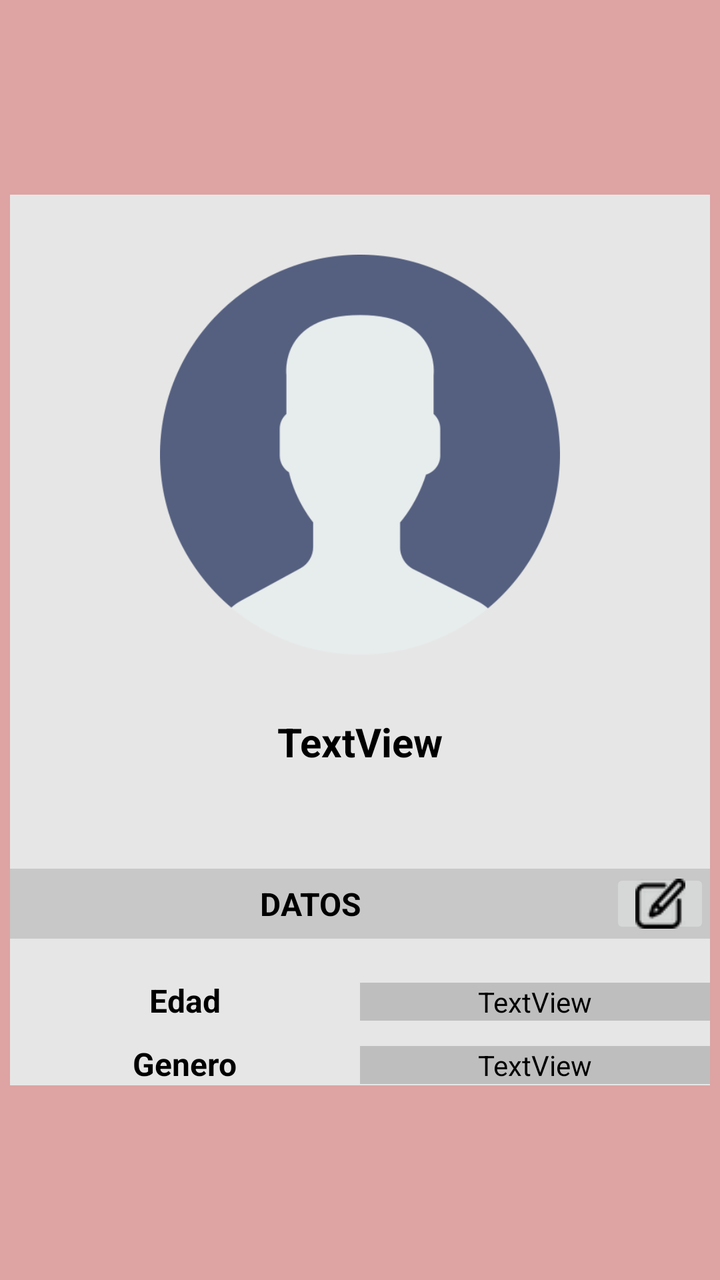
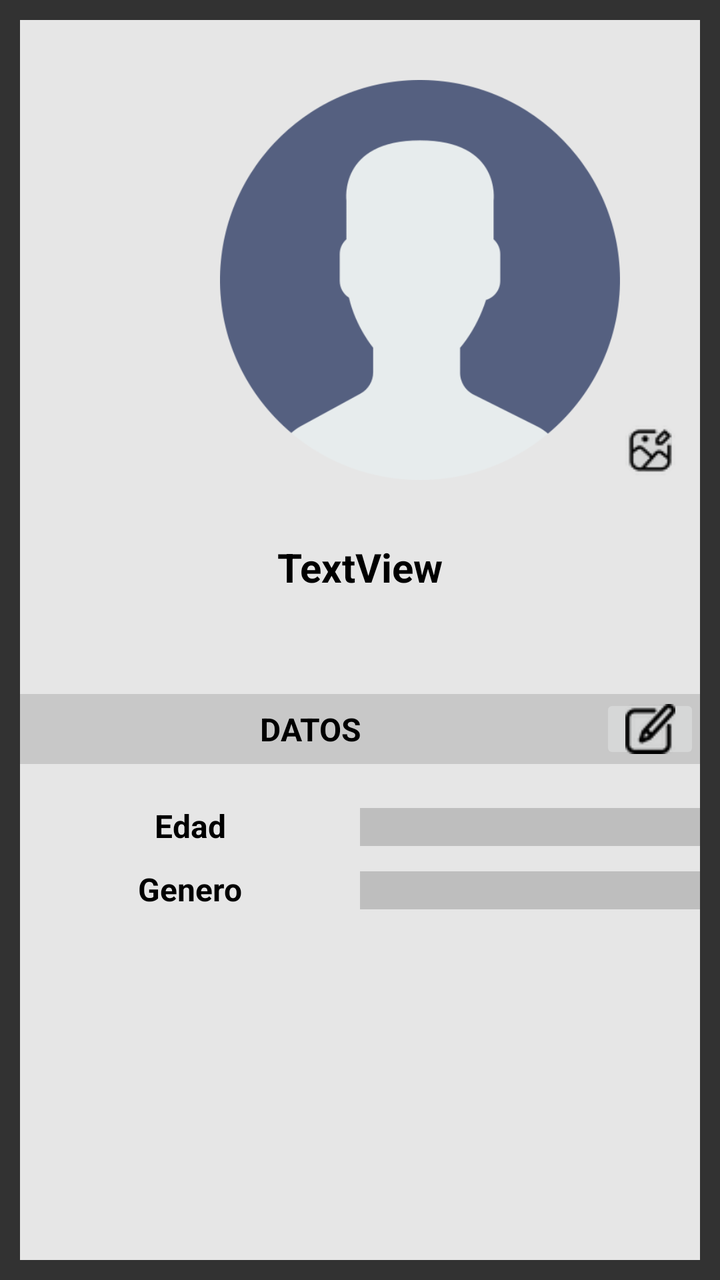

The first picture is an Android layout as it rendered before a commit; the second is the same layout after the commit. The layout source and the unified diff follow.
<!-- AndroidManifest.xml: application theme Theme.Titulacion -->
<!-- res/layout/activity_perfil.xml -->
<?xml version="1.0" encoding="utf-8"?>
<androidx.constraintlayout.widget.ConstraintLayout xmlns:android="http://schemas.android.com/apk/res/android"
    xmlns:app="http://schemas.android.com/apk/res-auto"
    xmlns:tools="http://schemas.android.com/tools"
    android:id="@+id/main"
    android:layout_width="match_parent"
    android:layout_height="match_parent"
    android:background="#DEA3A3"
    tools:context=".Perfil">

    <ScrollView
        android:layout_width="match_parent"
        android:layout_height="wrap_content"
        android:layout_marginStart="5dp"
        android:layout_marginTop="10dp"
        android:layout_marginEnd="5dp"
        android:layout_marginBottom="10dp"
        android:background="#E6E6E6"
        app:layout_constraintBottom_toBottomOf="parent"
        app:layout_constraintEnd_toEndOf="parent"
        app:layout_constraintStart_toStartOf="parent"
        app:layout_constraintTop_toTopOf="parent">

        <LinearLayout
            android:layout_width="match_parent"
            android:layout_height="wrap_content"
            android:orientation="vertical">

            <Space
                android:layout_width="match_parent"
                android:layout_height="30dp" />

            <ImageView
                android:id="@+id/imageView2"
                android:layout_width="200dp"
                android:layout_height="200dp"
                android:layout_gravity="center"
                app:srcCompat="@drawable/foto01" />

            <Space
                android:layout_width="match_parent"
                android:layout_height="30dp" />

            <TextView
                android:id="@+id/lblNombre"
                android:layout_width="match_parent"
                android:layout_height="wrap_content"
                android:gravity="center"
                android:text="TextView"
                android:textColor="#000000"
                android:textSize="20sp"
                android:textStyle="bold" />

            <Space
                android:layout_width="match_parent"
                android:layout_height="50dp" />

            <LinearLayout
                android:layout_width="match_parent"
                android:layout_height="match_parent"
                android:background="#C8C8C8"
                android:orientation="horizontal">

                <TextView
                    android:id="@+id/textView10"
                    android:layout_width="match_parent"
                    android:layout_height="35dp"
                    android:layout_weight="1"
                    android:gravity="center"
                    android:text="@string/perfil1"
                    android:textColor="#000000"
                    android:textSize="16sp"
                    android:textStyle="bold" />

                <ImageButton
                    android:id="@+id/imageButton"
                    android:layout_width="100dp"
                    android:layout_height="35dp"
                    android:layout_weight="1"
                    app:srcCompat="@drawable/editar" />

            </LinearLayout>

            <Space
                android:layout_width="match_parent"
                android:layout_height="20dp" />

            <LinearLayout
                android:layout_width="match_parent"
                android:layout_height="match_parent"
                android:orientation="horizontal">

                <TextView
                    android:id="@+id/textView11"
                    android:layout_width="match_parent"
                    android:layout_height="wrap_content"
                    android:layout_weight="1"
                    android:gravity="center"
                    android:text="@string/perfil2"
                    android:textColor="#000000"
                    android:textSize="16sp"
                    android:textStyle="bold" />

                <TextView
                    android:id="@+id/textView13"
                    android:layout_width="match_parent"
                    android:layout_height="wrap_content"
                    android:layout_weight="1"
                    android:background="#BEBEBE"
                    android:gravity="center"
                    android:text="TextView"
                    android:textColor="#000000" />

            </LinearLayout>

            <Space
                android:layout_width="match_parent"
                android:layout_height="10dp" />

            <LinearLayout
                android:layout_width="match_parent"
                android:layout_height="match_parent"
                android:orientation="horizontal">

                <TextView
                    android:id="@+id/textView14"
                    android:layout_width="match_parent"
                    android:layout_height="wrap_content"
                    android:layout_weight="1"
                    android:gravity="center"
                    android:text="@string/perfil3"
                    android:textColor="#000000"
                    android:textSize="16sp"
                    android:textStyle="bold" />

                <TextView
                    android:id="@+id/textView15"
                    android:layout_width="match_parent"
                    android:layout_height="wrap_content"
                    android:layout_weight="1"
                    android:background="#BEBEBE"
                    android:gravity="center"
                    android:text="TextView"
                    android:textColor="#000000" />
            </LinearLayout>

        </LinearLayout>
    </ScrollView>

</androidx.constraintlayout.widget.ConstraintLayout>
<!-- resources referenced by this layout -->
<resources>
  <!-- drawable editar: png bitmap (drawable, 1490 bytes) -->
  <!-- drawable foto01: png bitmap (drawable, 19440 bytes) -->
  <string name="perfil1">DATOS</string>
  <string name="perfil2">Edad</string>
  <string name="perfil3">Genero</string>
  <style name="Theme.Titulacion" parent="Base.Theme.Titulacion" />
  <style name="Base.Theme.Titulacion" parent="Theme.Material3.DayNight.NoActionBar">
          
          
      </style>
</resources>

<!-- the commit's change to res/layout/activity_perfil.xml (unified diff, before → after) -->
@@ -5,15 +5,15 @@
     android:id="@+id/main"
     android:layout_width="match_parent"
     android:layout_height="match_parent"
-    android:background="#DEA3A3"
+    android:background="#323232"
     tools:context=".Perfil">
 
     <ScrollView
         android:layout_width="match_parent"
-        android:layout_height="wrap_content"
-        android:layout_marginStart="5dp"
+        android:layout_height="match_parent"
+        android:layout_marginStart="10dp"
         android:layout_marginTop="10dp"
-        android:layout_marginEnd="5dp"
+        android:layout_marginEnd="10dp"
         android:layout_marginBottom="10dp"
         android:background="#E6E6E6"
         app:layout_constraintBottom_toBottomOf="parent"
@@ -30,12 +30,29 @@
                 android:layout_width="match_parent"
                 android:layout_height="30dp" />
 
-            <ImageView
-                android:id="@+id/imageView2"
-                android:layout_width="200dp"
-                android:layout_height="200dp"
-                android:layout_gravity="center"
-                app:srcCompat="@drawable/foto01" />
+            <LinearLayout
+                android:layout_width="match_parent"
+                android:layout_height="match_parent"
+                android:orientation="horizontal">
+
+                <Space
+                    android:layout_width="100dp"
+                    android:layout_height="wrap_content" />
+
+                <ImageView
+                    android:id="@+id/imageView2"
+                    android:layout_width="200dp"
+                    android:layout_height="200dp"
+                    android:layout_gravity="center"
+                    app:srcCompat="@drawable/foto01" />
+
+                <ImageButton
+                    android:id="@+id/btnIcono"
+                    android:layout_width="30dp"
+                    android:layout_height="30dp"
+                    android:layout_gravity="bottom"
+                    app:srcCompat="@drawable/editf" />
+            </LinearLayout>
 
             <Space
                 android:layout_width="match_parent"
@@ -73,11 +90,19 @@
                     android:textStyle="bold" />
 
                 <ImageButton
-                    android:id="@+id/imageButton"
+                    android:id="@+id/btnEdit"
                     android:layout_width="100dp"
                     android:layout_height="35dp"
                     android:layout_weight="1"
                     app:srcCompat="@drawable/editar" />
+
+                <ImageButton
+                    android:id="@+id/btnGuardar"
+                    android:layout_width="100dp"
+                    android:layout_height="match_parent"
+                    android:layout_weight="1"
+                    android:visibility="gone"
+                    app:srcCompat="@drawable/guardar" />
 
             </LinearLayout>
 
@@ -102,14 +127,23 @@
                     android:textStyle="bold" />
 
                 <TextView
-                    android:id="@+id/textView13"
+                    android:id="@+id/lblEdad"
                     android:layout_width="match_parent"
                     android:layout_height="wrap_content"
                     android:layout_weight="1"
                     android:background="#BEBEBE"
                     android:gravity="center"
-                    android:text="TextView"
                     android:textColor="#000000" />
+
+                <EditText
+                    android:id="@+id/txtEdad"
+                    android:layout_width="match_parent"
+                    android:layout_height="wrap_content"
+                    android:layout_weight="1"
+                    android:ems="10"
+                    android:inputType="numberSigned"
+                    android:textColor="#000000"
+                    android:visibility="gone" />
 
             </LinearLayout>
 
@@ -134,14 +168,21 @@
                     android:textStyle="bold" />
 
                 <TextView
-                    android:id="@+id/textView15"
+                    android:id="@+id/lblGene"
                     android:layout_width="match_parent"
                     android:layout_height="wrap_content"
                     android:layout_weight="1"
                     android:background="#BEBEBE"
                     android:gravity="center"
-                    android:text="TextView"
                     android:textColor="#000000" />
+
+                <Spinner
+                    android:id="@+id/spGene"
+                    android:layout_width="match_parent"
+                    android:layout_height="wrap_content"
+                    android:layout_weight="1"
+                    android:entries="@array/genero"
+                    android:visibility="gone" />
             </LinearLayout>
 
         </LinearLayout>
<!-- resource entries referenced after the edit -->
@@ -1,7 +1,15 @@
 <!-- resources referenced by this layout -->
 <resources>
+  <string-array name="genero">
+          <item>...</item>
+          <item>Masculino</item>
+          <item>Femenino</item>
+          <item>Otro</item>
+      </string-array>
   <!-- drawable editar: png bitmap (drawable, 1490 bytes) -->
+  <!-- drawable editf: png bitmap (drawable, 1504 bytes) -->
   <!-- drawable foto01: png bitmap (drawable, 19440 bytes) -->
+  <!-- drawable guardar: png bitmap (drawable, 1294 bytes) -->
   <string name="perfil1">DATOS</string>
   <string name="perfil2">Edad</string>
   <string name="perfil3">Genero</string>
